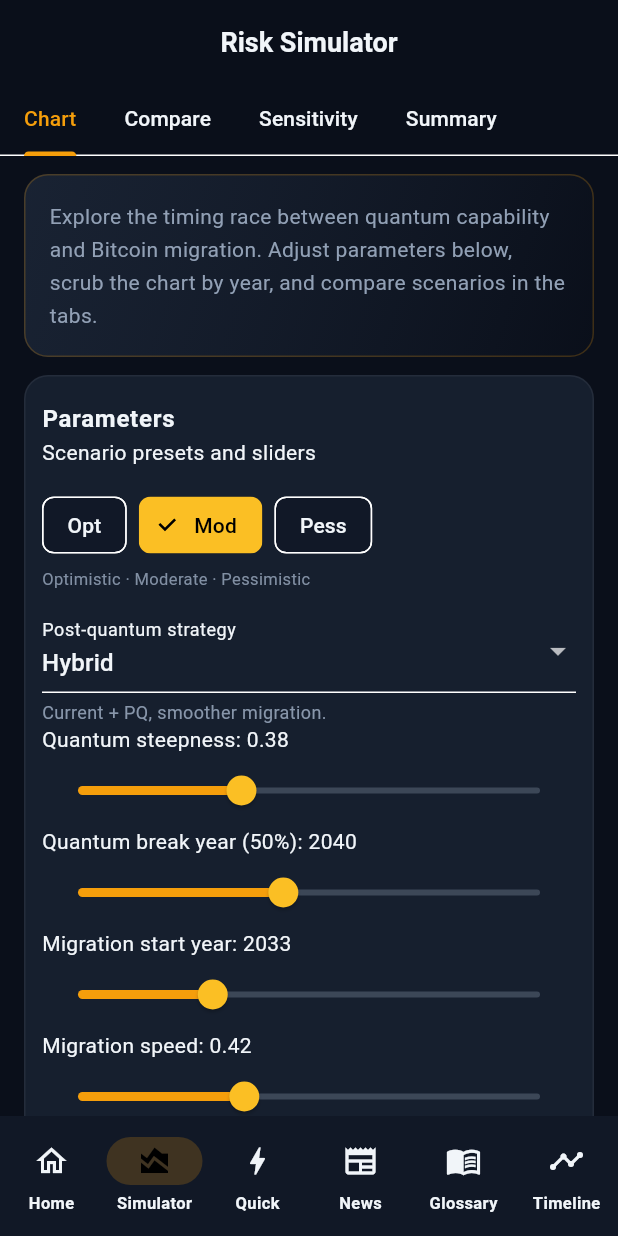
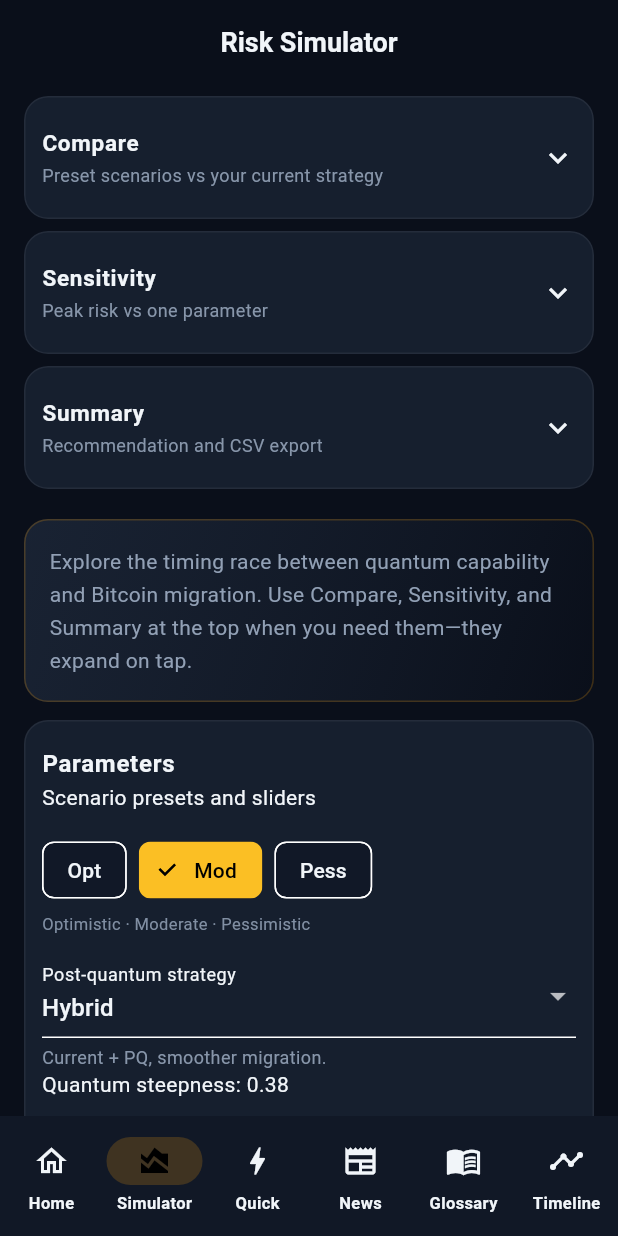
Before and after one commit to MartinCarazoGomez/BitcoinQuantumThreatTracker, a Flutter app: the screen it shows after launch, item 2 of the bottom bar chosen, on a phone screen of 412 x 824 dp. Run offline on Flutter 3.47's test engine with Material 3 defaults, Android fonts, the phone set to English and light mode, and no system bars; our stand-ins replace fl_chart, share_plus; missing offline and left inert: webfeed; network calls fail.

Commit message:
Update simulator_screen.dart

```diff
--- a/bitcoin_quantum_threat_app/lib/screens/simulator_screen.dart
+++ b/bitcoin_quantum_threat_app/lib/screens/simulator_screen.dart
@@ -33,8 +33,7 @@ class SimulatorScreen extends StatefulWidget {
   State<SimulatorScreen> createState() => _SimulatorScreenState();
 }
 
-class _SimulatorScreenState extends State<SimulatorScreen> with SingleTickerProviderStateMixin {
-  late TabController _tabController;
+class _SimulatorScreenState extends State<SimulatorScreen> {
   String _scenario = 'Moderate';
   String _strategy = 'Hybrid';
   late Map<String, dynamic> _params;
@@ -51,15 +50,8 @@ class _SimulatorScreenState extends State<SimulatorScreen> with SingleTickerProv
   @override
   void initState() {
     super.initState();
-    _tabController = TabController(length: 4, vsync: this);
     _params = Map<String, dynamic>.from(scenarioDefaults(_scenario));
     _scrubYear = kYears[kYears.length ~/ 2].toDouble();
-  }
-
-  @override
-  void dispose() {
-    _tabController.dispose();
-    super.dispose();
   }
 
   void _applyScenario(String name) {
@@ -103,58 +95,27 @@ class _SimulatorScreenState extends State<SimulatorScreen> with SingleTickerProv
     final rv = curves.risk[i];
 
     return Scaffold(
-      appBar: AppBar(
-        title: const Text('Risk Simulator'),
-        bottom: TabBar(
-          controller: _tabController,
-          isScrollable: true,
-          tabAlignment: TabAlignment.start,
-          tabs: const [
-            Tab(text: 'Chart'),
-            Tab(text: 'Compare'),
-            Tab(text: 'Sensitivity'),
-            Tab(text: 'Summary'),
-          ],
+      appBar: AppBar(title: const Text('Risk Simulator')),
+      body: ListView(
+        padding: const EdgeInsets.fromLTRB(16, 8, 16, 28),
+        children: [
+          _topExpansionTile(
+            title: 'Compare',
+            subtitle: 'Preset scenarios vs your current strategy',
+            child: _comparePanel(),
           ),
+          _topExpansionTile(
+            title: 'Sensitivity',
+            subtitle: 'Peak risk vs one parameter',
+            child: _sensitivityPanel(),
+            maintainState: true,
           ),
-      body: TabBarView(
-        controller: _tabController,
-        children: [
-          _chartTab(
-            curves: curves,
-            crit: crit,
-            peak: peak,
-            verdict: verdict,
-            rec: rec,
-            m50: m50,
-            q50: q50,
-            qv: qv,
-            mv: mv,
-            rv: rv,
+          _topExpansionTile(
+            title: 'Summary',
+            subtitle: 'Recommendation and CSV export',
+            child: _summaryPanel(verdict, rec, curves),
           ),
-          _compareTab(),
-          _sensitivityTab(),
-          _summaryTab(verdict, rec, curves),
-        ],
-      ),
-    );
-  }
-
-  Widget _chartTab({
-    required CurveResult curves,
-    required CriticalResult crit,
-    required double peak,
-    required String verdict,
-    required String rec,
-    required int? m50,
-    required int? q50,
-    required double qv,
-    required double mv,
-    required double rv,
-  }) {
-    return ListView(
-      padding: const EdgeInsets.fromLTRB(16, 12, 16, 24),
-      children: [
+          const SizedBox(height: 12),
           _heroCard(),
           const SizedBox(height: 12),
           _paramsCard(),
@@ -200,16 +161,9 @@ class _SimulatorScreenState extends State<SimulatorScreen> with SingleTickerProv
           ),
           const SizedBox(height: 8),
           SizedBox(height: 300, child: _mainLineChart(curves, crit)),
+          const SizedBox(height: 10),
+          const Text('Chart guide', style: TextStyle(fontWeight: FontWeight.w800, fontSize: 14, color: AppColors.text)),
           const SizedBox(height: 8),
-        Text(
-          'At ${_scrubYear.round()}: Q ${(qv * 100).round()}% · M ${(mv * 100).round()}% · R ${(rv * 100).round()}%',
-          style: const TextStyle(fontSize: 12, color: AppColors.muted),
-        ),
-        const SizedBox(height: 20),
-        const Divider(height: 1),
-        const SizedBox(height: 16),
-        const Text('Chart guide', style: TextStyle(fontWeight: FontWeight.w800, fontSize: 14, color: AppColors.text)),
-        const SizedBox(height: 10),
           ..._chartGuideBulletWidgets(),
           const SizedBox(height: 4),
           Container(
@@ -225,11 +179,37 @@ class _SimulatorScreenState extends State<SimulatorScreen> with SingleTickerProv
               style: const TextStyle(fontSize: 13, height: 1.45, color: AppColors.text),
             ),
           ),
+          const SizedBox(height: 12),
+          Text(
+            'At ${_scrubYear.round()}: Q ${(qv * 100).round()}% · M ${(mv * 100).round()}% · R ${(rv * 100).round()}%',
+            style: const TextStyle(fontSize: 12, color: AppColors.muted),
+          ),
         ],
+      ),
     );
   }
 
-  /// Bullet paragraphs for the chart guide (reused in Chart tab).
+  Widget _topExpansionTile({
+    required String title,
+    required String subtitle,
+    required Widget child,
+    bool maintainState = false,
+  }) {
+    return Card(
+      margin: const EdgeInsets.only(bottom: 8),
+      clipBehavior: Clip.antiAlias,
+      child: ExpansionTile(
+        maintainState: maintainState,
+        tilePadding: const EdgeInsets.symmetric(horizontal: 12, vertical: 4),
+        childrenPadding: const EdgeInsets.fromLTRB(12, 0, 12, 12),
+        title: Text(title, style: const TextStyle(fontWeight: FontWeight.w700, fontSize: 15)),
+        subtitle: Text(subtitle, style: TextStyle(fontSize: 12, color: AppColors.muted.withValues(alpha: 0.9))),
+        children: [child],
+      ),
+    );
+  }
+
+  /// Bullet paragraphs for the chart guide (below the main chart).
   List<Widget> _chartGuideBulletWidgets() {
     return [
       for (final line in AppStrings.chartGuideBullets)
@@ -332,7 +312,7 @@ class _SimulatorScreenState extends State<SimulatorScreen> with SingleTickerProv
       ),
       child: Text(
         'Explore the timing race between quantum capability and Bitcoin migration. '
-        'Adjust parameters below, scrub the chart by year, and compare scenarios in the tabs.',
+        'Use Compare, Sensitivity, and Summary at the top when you need them—they expand on tap.',
         style: TextStyle(color: AppColors.muted.withValues(alpha: 0.98), height: 1.55, fontSize: 14),
       ),
     );
@@ -588,13 +568,14 @@ class _SimulatorScreenState extends State<SimulatorScreen> with SingleTickerProv
     );
   }
 
-  Widget _compareTab() {
+  Widget _comparePanel() {
     final rows = runScenarioComparison(kYears, _strategy);
-    return ListView(
-      padding: const EdgeInsets.all(16),
+    return Column(
+      crossAxisAlignment: CrossAxisAlignment.start,
+      mainAxisSize: MainAxisSize.min,
       children: [
         const Text('Preset scenarios vs your current strategy.', style: TextStyle(color: AppColors.muted)),
-        const SizedBox(height: 12),
+        const SizedBox(height: 10),
         SingleChildScrollView(
           scrollDirection: Axis.horizontal,
           child: DataTable(
@@ -623,7 +604,7 @@ class _SimulatorScreenState extends State<SimulatorScreen> with SingleTickerProv
             ],
           ),
         ),
-        const SizedBox(height: 10),
+        const SizedBox(height: 8),
         const Text(
           'Preset defaults for each scenario with your current migration strategy.',
           style: TextStyle(fontSize: 12, color: AppColors.muted),
@@ -632,11 +613,12 @@ class _SimulatorScreenState extends State<SimulatorScreen> with SingleTickerProv
     );
   }
 
-  Widget _sensitivityTab() {
+  Widget _sensitivityPanel() {
     final (xVals, yVals) = runSensitivityAnalysis(_params, kYears, _sensParam, _strategy);
     final spots = [for (var i = 0; i < xVals.length; i++) FlSpot(xVals[i], yVals[i])];
-    return ListView(
-      padding: const EdgeInsets.all(16),
+    return Column(
+      crossAxisAlignment: CrossAxisAlignment.stretch,
+      mainAxisSize: MainAxisSize.min,
       children: [
         DropdownButtonFormField<String>(
           value: _sensParam,
@@ -649,9 +631,9 @@ class _SimulatorScreenState extends State<SimulatorScreen> with SingleTickerProv
           ],
           onChanged: (v) => setState(() => _sensParam = v ?? _sensParam),
         ),
-        const SizedBox(height: 16),
+        const SizedBox(height: 12),
         SizedBox(
-          height: 260,
+          height: 220,
           child: LineChart(
             LineChartData(
               minY: 0,
@@ -699,17 +681,18 @@ class _SimulatorScreenState extends State<SimulatorScreen> with SingleTickerProv
     );
   }
 
-  Widget _summaryTab(String verdict, String rec, CurveResult curves) {
-    return ListView(
-      padding: const EdgeInsets.all(16),
+  Widget _summaryPanel(String verdict, String rec, CurveResult curves) {
+    return Column(
+      crossAxisAlignment: CrossAxisAlignment.stretch,
+      mainAxisSize: MainAxisSize.min,
       children: [
         Text('Recommendation: $rec', style: const TextStyle(height: 1.45, fontWeight: FontWeight.w600)),
-        const SizedBox(height: 16),
+        const SizedBox(height: 12),
         const Text(
           'Assumptions — Scenario model, not prediction. Conclusions depend on break-year timing, migration speed, and vulnerable share.',
           style: TextStyle(color: AppColors.muted, height: 1.4),
         ),
-        const SizedBox(height: 20),
+        const SizedBox(height: 16),
         FilledButton.icon(
           onPressed: () {
             final sb = StringBuffer();
```
Lines whose indentation alone changed are shown as unchanged.
